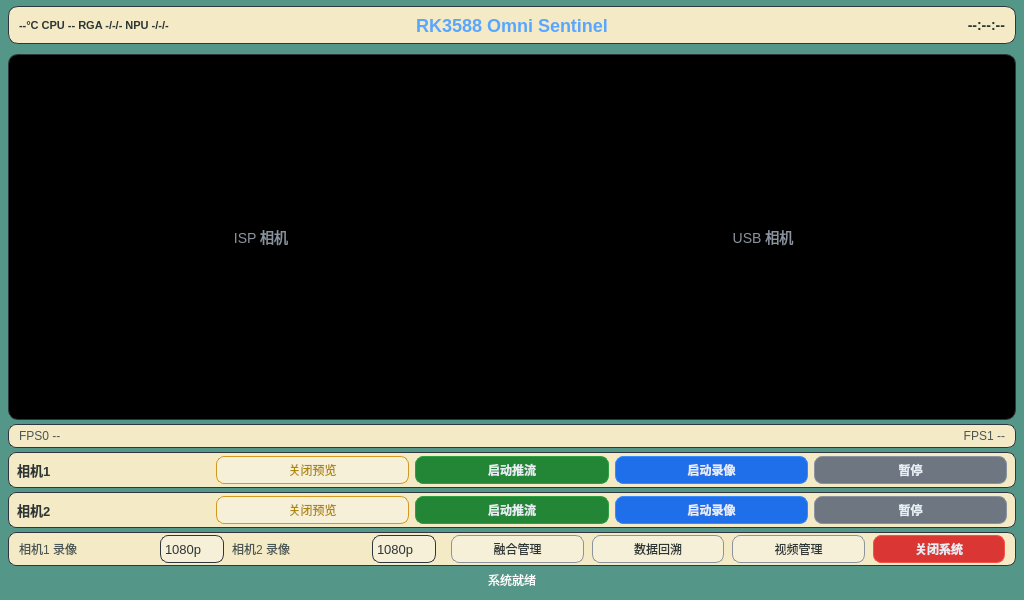
Old version of the form Software/APP/SentinelQT/widget.ui in the repository Davin-Liang/RK3588-Omni-Sentinel.
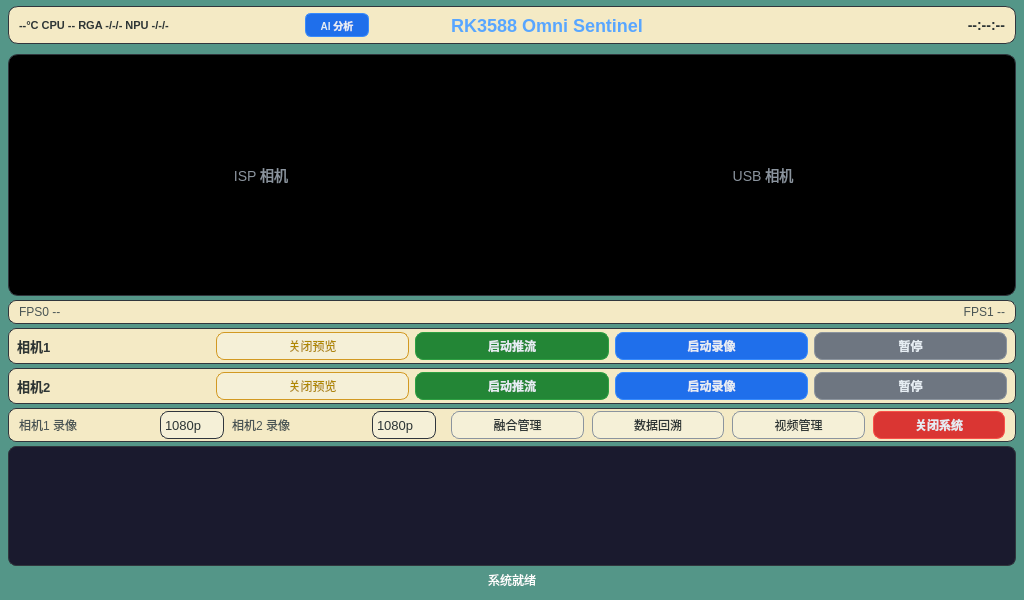
New version of the form.

Diff of the .ui file:
```diff
--- a/Software/APP/SentinelQT/widget.ui
+++ b/Software/APP/SentinelQT/widget.ui
@@ -45,6 +45,16 @@
           </property>
          </widget>
         </item>
+        <item>
+         <widget class="QPushButton" name="btnAIAnalysis">
+          <property name="text"><string>AI 分析</string></property>
+          <property name="minimumSize"><size><width>64</width><height>24</height></size></property>
+          <property name="maximumSize"><size><width>64</width><height>24</height></size></property>
+          <property name="styleSheet">
+           <string notr="true">font-size: 10px; font-weight: 600; color: #e6edf3; background-color: #1f6feb; border: 1px solid #388bfd; border-radius: 6px; padding: 0 4px;</string>
+          </property>
+         </widget>
+        </item>
         <item><spacer><property name="orientation"><enum>Qt::Horizontal</enum></property></spacer></item>
         <item>
          <widget class="QLabel" name="titleLabel">
@@ -405,6 +415,21 @@
         </widget>
        </item>
 
+       <!-- AI 分析报告显示区 -->
+       <item>
+        <widget class="QTextEdit" name="aiReportText">
+         <property name="minimumSize"><size><width>0</width><height>60</height></size></property>
+         <property name="maximumSize"><size><width>16777215</width><height>120</height></size></property>
+         <property name="readOnly"><bool>true</bool></property>
+         <property name="styleSheet">
+          <string notr="true">QTextEdit { background-color: #1a1a2e; border: 1px solid #30363d; border-radius: 8px; font-size: 12px; color: #e6edf3; padding: 6px; } QScrollBar:vertical { width: 6px; }</string>
+         </property>
+         <property name="html">
+          <string notr="true">&lt;html&gt;&lt;body style="color:#8b949e;"&gt;&lt;/body&gt;&lt;/html&gt;</string>
+         </property>
+        </widget>
+       </item>
+
        <!-- 底部状态 -->
        <item>
         <widget class="QLabel" name="statusLabel">
```
